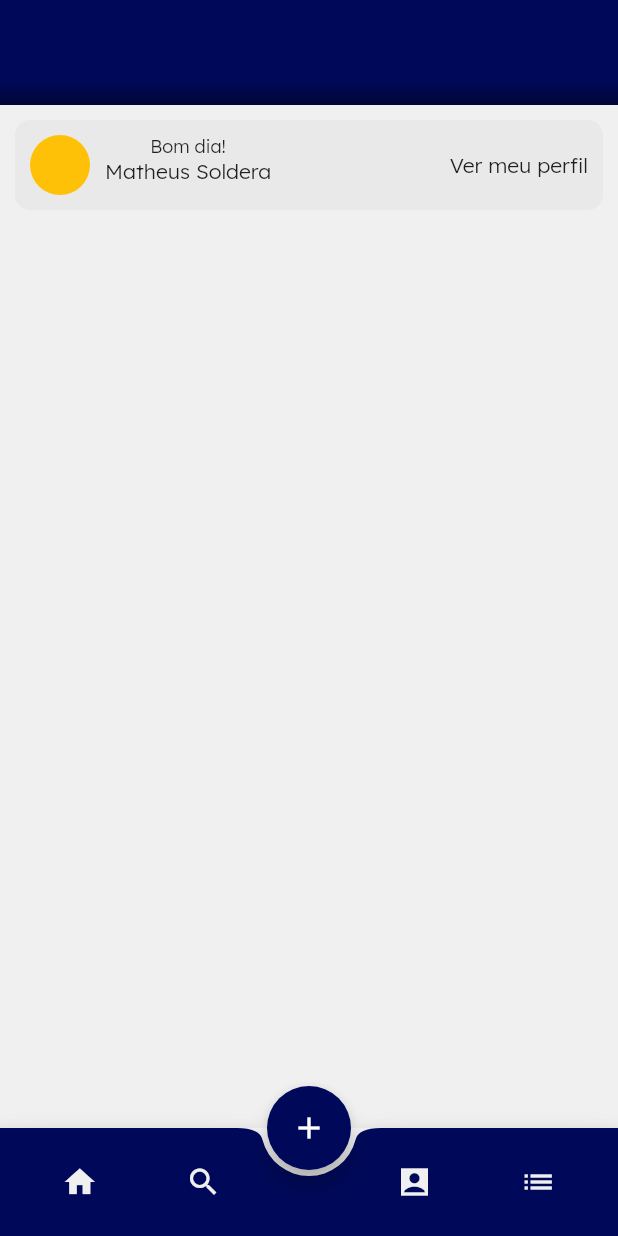
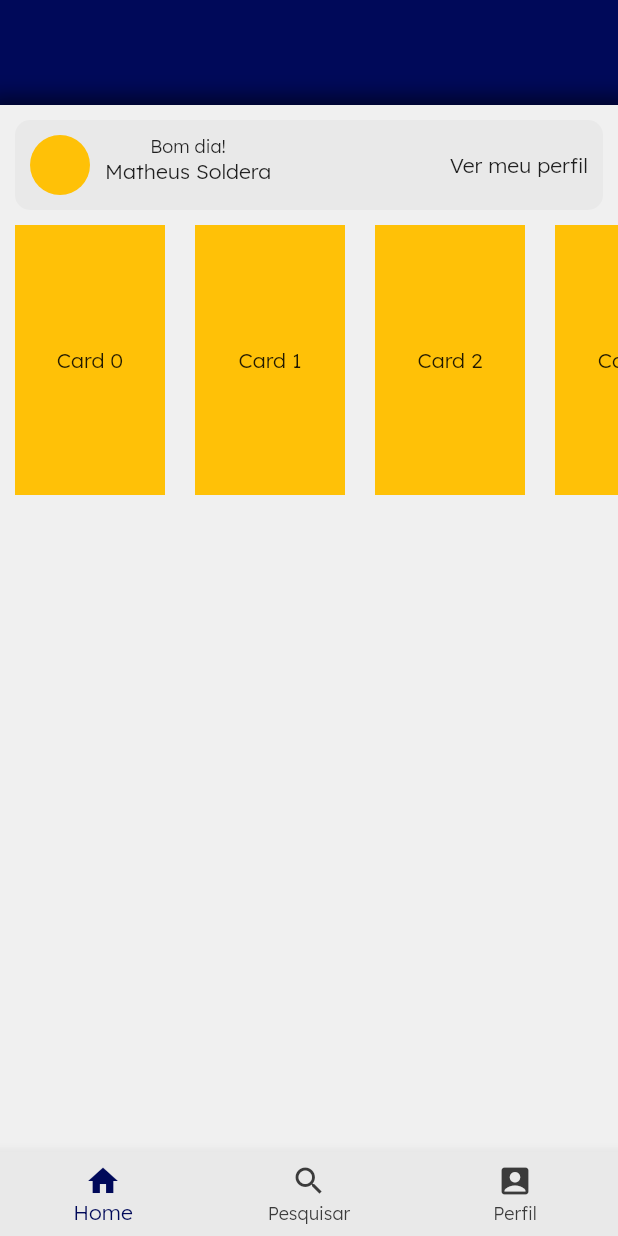
Before and after one commit to KlotJota/how_to, a Flutter app: the HomePage screen opened by its route, on a phone screen of 412 x 824 dp. Run offline on Flutter 3.47's test engine with Material 2 defaults, Android fonts, the phone set to English and light mode, and no system bars; our stand-ins replace get; missing offline and left inert: dart:js.

```diff
--- a/lib/Views/home.dart
+++ b/lib/Views/home.dart
@@ -52,16 +52,18 @@ class _HomePageState extends State<HomePage> {
                   offset: Offset(0, 2), // changes position of shadow
                 ),
               ], color: Color.fromARGB(255, 240, 240, 240)),
-              child: GestureDetector(
-                onTap: () => Get.to(UserProfilePage(),
-                    transition: Transition.noTransition),
+              child: Column(
+                children: [
+                  GestureDetector(
+                    onTap: () => Get.to(UserProfilePage()),
                     child: Container(
                       child: Column(
                         children: [
                           Container(
                             margin: EdgeInsets.only(top: 10),
                             decoration: BoxDecoration(
-                          borderRadius: BorderRadius.all(Radius.circular(10)),
+                              borderRadius:
+                                  BorderRadius.all(Radius.circular(10)),
                               color: Color.fromARGB(255, 233, 233, 233),
                             ),
                             height: 60,
@@ -83,14 +85,16 @@ class _HomePageState extends State<HomePage> {
                                         child: Column(
                                           children: [
                                             Container(
-                                          padding: EdgeInsets.only(left: 10),
+                                              padding:
+                                                  EdgeInsets.only(left: 10),
                                               child: Text(
                                                 'Bom dia!',
                                                 style: TextStyle(fontSize: 12),
                                               ),
                                             ),
                                             Container(
-                                          padding: EdgeInsets.only(left: 10),
+                                              padding:
+                                                  EdgeInsets.only(left: 10),
                                               child: Text('Matheus Soldera'),
                                             ),
                                           ],
@@ -110,54 +114,57 @@ class _HomePageState extends State<HomePage> {
                       ),
                     ),
                   ),
+                  Container(
+                    child: SingleChildScrollView(
+                      child: Column(
+                        children: [
+                          SizedBox(
+                            height: 200,
+                            child: ListView.builder(
+                                itemCount: 10,
+                                scrollDirection: Axis.horizontal,
+                                itemBuilder: (context, index) => Container(
+                                      height: 100,
+                                      width: 100,
+                                      margin: EdgeInsets.all(10),
+                                      child: Center(
+                                        child: Text('Card $index'),
+                                      ),
+                                      color: Colors.amber,
+                                    )),
+                          )
+                        ],
                       ),
                     ),
-        ],
-      ),
-      floatingActionButtonLocation: FloatingActionButtonLocation.centerDocked,
-      floatingActionButton: FloatingActionButton(
-        backgroundColor: Color(0xFF000959),
-        onPressed: () {},
-        child: Icon(Icons.add),
-      ),
-      bottomNavigationBar: BottomAppBar(
-        shape: CircularNotchedRectangle(),
-        color: Color(0xFF000959),
-        child: IconTheme(
-          data: IconThemeData(color: Color.fromARGB(255, 240, 240, 240)),
-          child: Padding(
-            padding: EdgeInsets.all(12),
-            child: Row(
-              mainAxisAlignment: MainAxisAlignment.spaceAround,
-              children: [
-                IconButton(
-                  onPressed: () => Get.to(
-                    HomePage(),
-                    transition: Transition.noTransition,
-                  ),
-                  icon: Icon(Icons.home),
-                ),
-                IconButton(
-                  onPressed: () =>
-                      Get.to(SearchPage(), transition: Transition.noTransition),
-                  icon: Icon(Icons.search),
-                ),
-                SizedBox(
-                  width: 24,
-                ),
-                IconButton(
-                  onPressed: () => Get.to(UserProfilePage(),
-                      transition: Transition.noTransition),
-                  icon: Icon(Icons.account_box_sharp),
-                ),
-                IconButton(
-                  onPressed: () {},
-                  icon: Icon(Icons.list),
                   )
                 ],
               ),
             ),
           ),
+          Container(
+              alignment: Alignment.bottomCenter,
+              child: BottomNavigationBar(
+                selectedItemColor: Color.fromRGBO(0, 9, 89, 1),
+                unselectedItemColor: Color.fromARGB(255, 59, 59, 59),
+                backgroundColor: Color.fromARGB(255, 233, 233, 233),
+                items: const <BottomNavigationBarItem>[
+                  BottomNavigationBarItem(
+                    icon: Icon(Icons.home),
+                    label: 'Home',
+                  ),
+                  BottomNavigationBarItem(
+                    icon: Icon(Icons.search),
+                    label: 'Pesquisar',
+                  ),
+                  BottomNavigationBarItem(
+                    icon: Icon(Icons.account_box_rounded),
+                    label: 'Perfil',
+                  ),
+                ],
+                currentIndex: _selectedIndex,
+                onTap: _OnSelectedItem,
+              ))
+        ],
       ),
     );
   }
```
Also changed, not shown: lib/Views/tutorial-page.dart (added, +105 -0 lines), assets/images/Agua.jpg (added), assets/images/howto_logo.png (added), assets/images/howto_logo1.png (added). Lines whose indentation alone changed are shown as unchanged.
